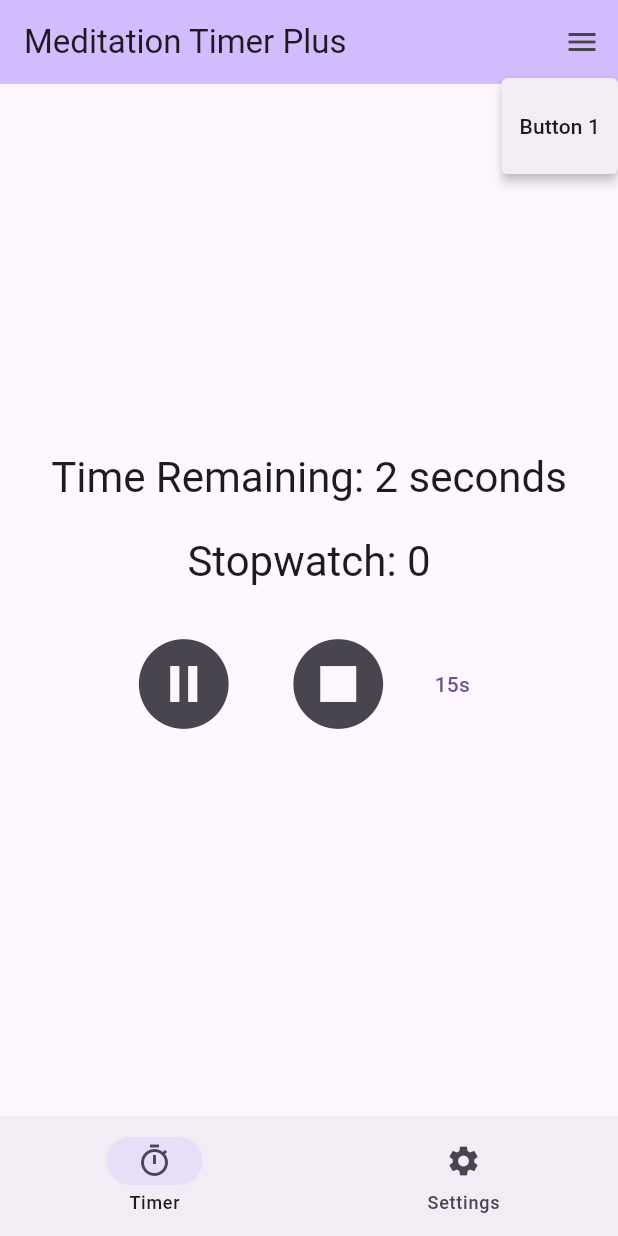
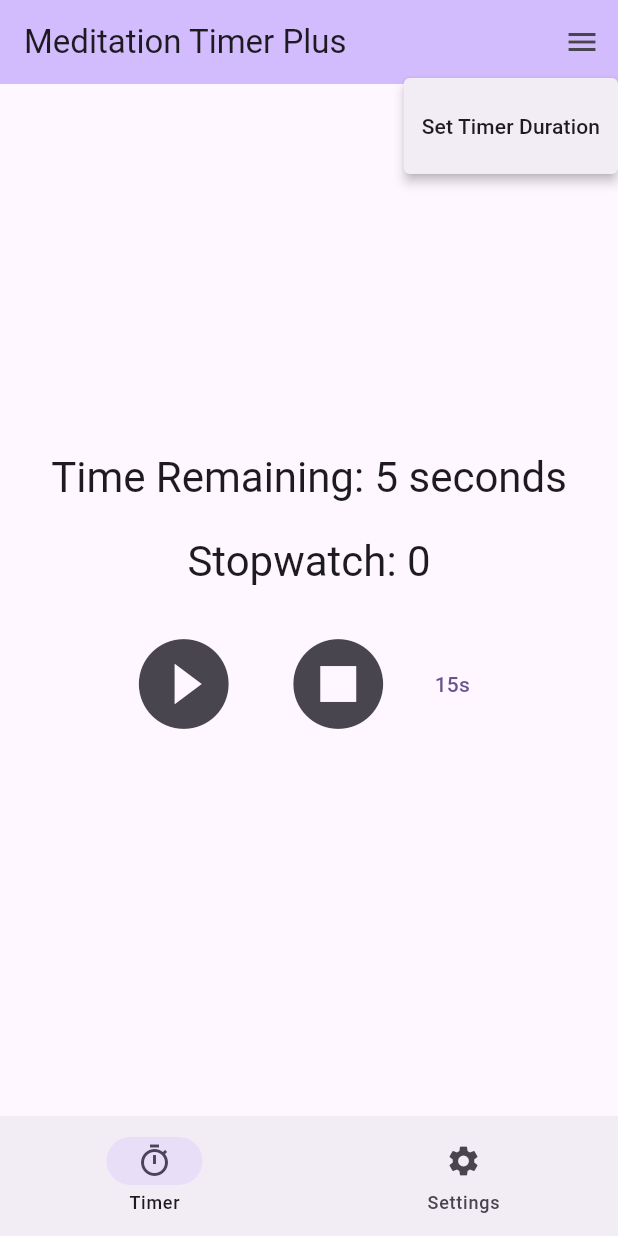
Before and after one commit to LaineOtto/meditation-timer-plus, a Flutter app: the screen it shows after launch, after a tap on "15s", after a tap on the "menu" icon, on a phone screen of 412 x 824 dp. Run offline on Flutter 3.47's test engine with Material 3 defaults, Android fonts, the phone set to English and light mode, and no system bars; our stand-ins replace flutter_riverpod.

Commit message:
functional duration picker in menu button top right

```diff
--- a/meditation_timer_plus/lib/main.dart
+++ b/meditation_timer_plus/lib/main.dart
@@ -1,6 +1,7 @@
 import 'package:flutter/material.dart';
 import 'package:flutter_riverpod/flutter_riverpod.dart';
 import 'dart:async';
+import 'package:flutter/cupertino.dart';
 
 import 'timer_notifier.dart';
 import 'timer_state.dart';
@@ -52,13 +53,42 @@ class MyHomePage extends ConsumerStatefulWidget {
 }
 
 class _MyHomePageState extends ConsumerState<MyHomePage> {
-
   int _currentPageIndex = 0;
 
   void _onNavBarTap(int index) {
     setState(() {
       _currentPageIndex = index;
     });
+  }
+
+  void _showTimePickerDialog(context) {
+    final timerNotifier = ref.read(timerNotifierProvider.notifier);
+    final currentDuration = ref.read(timerNotifierProvider).countdownRemaining;
+
+    showCupertinoModalPopup(
+      context: context,
+      builder: (_) => Container(
+        height: 300,
+        child: Column(
+          children: [
+            SizedBox(
+              height: 200,
+              child: CupertinoTimerPicker(
+                mode: CupertinoTimerPickerMode.hm,
+                initialTimerDuration: currentDuration,
+                onTimerDurationChanged: (Duration newDuration) {
+                  timerNotifier.updateInitialDuration(newDuration);
+                },
+              ),
+            ),
+            CupertinoButton(
+              child: Text("Done"),
+              onPressed: () => Navigator.of(context).pop(),
+            ),
+          ],
+        ),
+      ),
+    );
   }
 
   @override
@@ -68,23 +98,31 @@ class _MyHomePageState extends ConsumerState<MyHomePage> {
     final timerState = ref.watch(timerNotifierProvider);
     final timerNotifier = ref.read(timerNotifierProvider.notifier);
 
-    List<Widget> pages = [_buildTimerPage(timerState, timerNotifier), _buildSettingsPage()];
+    List<Widget> pages = [
+      _buildTimerPage(timerState, timerNotifier),
+      _buildSettingsPage(),
+    ];
 
     return Scaffold(
       appBar: AppBar(
         backgroundColor: Theme.of(context).colorScheme.inversePrimary,
         title: Text(widget.title),
-        actions: _currentPageIndex == 0 ? [
-          MenuAnchor(
-            menuChildren: [
-              MenuItemButton(
-                onPressed: () => print("button press"),
-                child: Text("Button 1"),
-              )
-            ],
-            builder: (context, controller, child) => IconButton(onPressed: controller.open, icon: Icon(Icons.menu))
-          )
-        ] : [],
+        actions: _currentPageIndex == 0
+            ? [
+                MenuAnchor(
+                  menuChildren: [
+                    MenuItemButton(
+                      onPressed: () => _showTimePickerDialog(context),
+                      child: Text("Set Timer Duration"),
+                    ),
+                  ],
+                  builder: (context, controller, child) => IconButton(
+                    onPressed: controller.open,
+                    icon: Icon(Icons.menu),
+                  ),
+                ),
+              ]
+            : [],
       ),
       body: Center(child: pages[_currentPageIndex]),
 
@@ -131,8 +169,10 @@ class _MyHomePageState extends ConsumerState<MyHomePage> {
               icon: Icon(Icons.stop_circle),
             ),
             TextButton(
-              onPressed: () =>
-                  notifier.setTime([Duration(seconds: 5), Duration(seconds: 10)]),
+              onPressed: () => notifier.setTime([
+                Duration(seconds: 5),
+                Duration(seconds: 10),
+              ]),
               child: Text("15s"),
             ),
           ],
--- a/meditation_timer_plus/lib/timer_notifier.dart
+++ b/meditation_timer_plus/lib/timer_notifier.dart
@@ -14,6 +14,15 @@ class TimerNotifier extends StateNotifier<TimerState> {
   Timer? _stopwatchTimer;
   Timer? _countdownTimer;
   bool _isFirstRun = true;
+
+  void updateInitialDuration(Duration duration) {
+    _isFirstRun = false;
+    state = state.copyWith(
+      countdownRemaining: duration,
+      countdownQueue: [],
+      currentMode: TimerMode.single,
+    );
+  }
 
   void startTimers() {
     if (state.isRunning) return;
@@ -39,7 +48,8 @@ class TimerNotifier extends StateNotifier<TimerState> {
         countdownQueue: List.from(state.countdownQueue)..removeAt(0),
       );
 
-      final immediateRemaining = state.countdownRemaining - Duration(seconds: 1);
+      final immediateRemaining =
+          state.countdownRemaining - Duration(seconds: 1);
       if (immediateRemaining > Duration.zero) {
         state = state.copyWith(countdownRemaining: immediateRemaining);
       }
@@ -75,7 +85,8 @@ class TimerNotifier extends StateNotifier<TimerState> {
     if (state.countdownRemaining > Duration.zero) {
       final newRemaining = state.countdownRemaining - Duration(seconds: 1);
       state = state.copyWith(countdownRemaining: newRemaining);
-    } else if (state.currentMode == TimerMode.queue && state.countdownQueue.isNotEmpty) {
+    } else if (state.currentMode == TimerMode.queue &&
+        state.countdownQueue.isNotEmpty) {
       final newQueue = List<Duration>.from(state.countdownQueue);
       final nextDuration = newQueue.removeAt(0);
       state = state.copyWith(
@@ -128,13 +139,11 @@ class TimerNotifier extends StateNotifier<TimerState> {
 
     if (times.length == 1) {
       state = state.copyWith(countdownRemaining: times[0]);
-      startTimers();
     } else {
       state = state.copyWith(
         countdownQueue: List.from(times),
         countdownRemaining: times[0],
       );
-      startTimers();
     }
   }
 }
```
